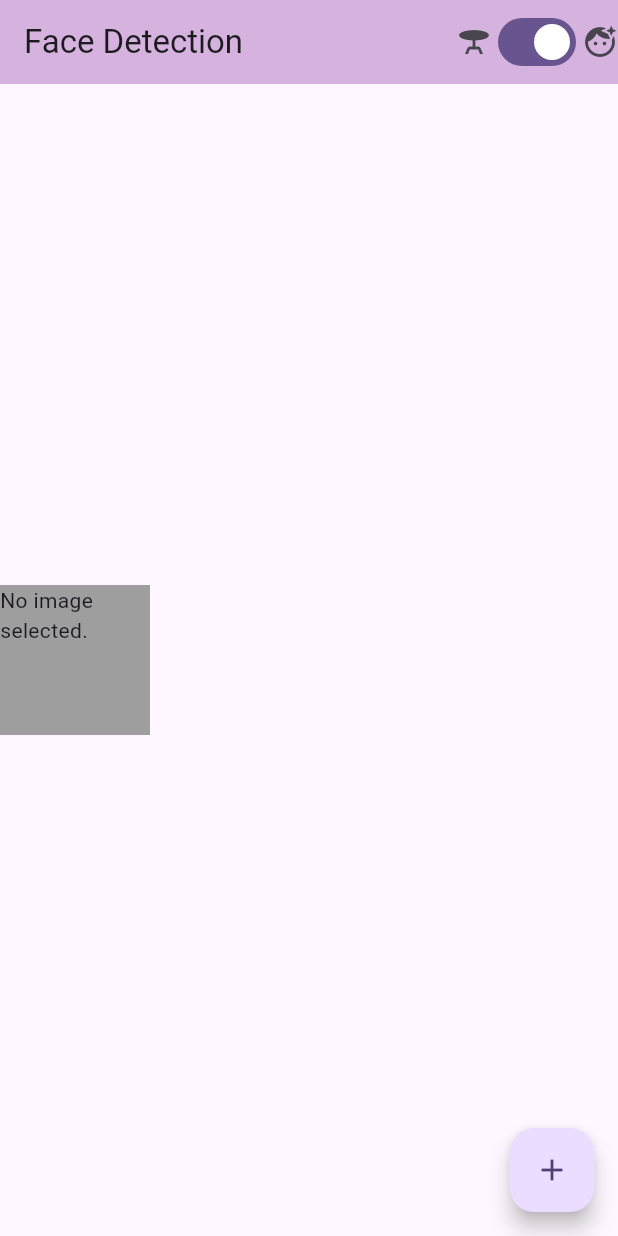
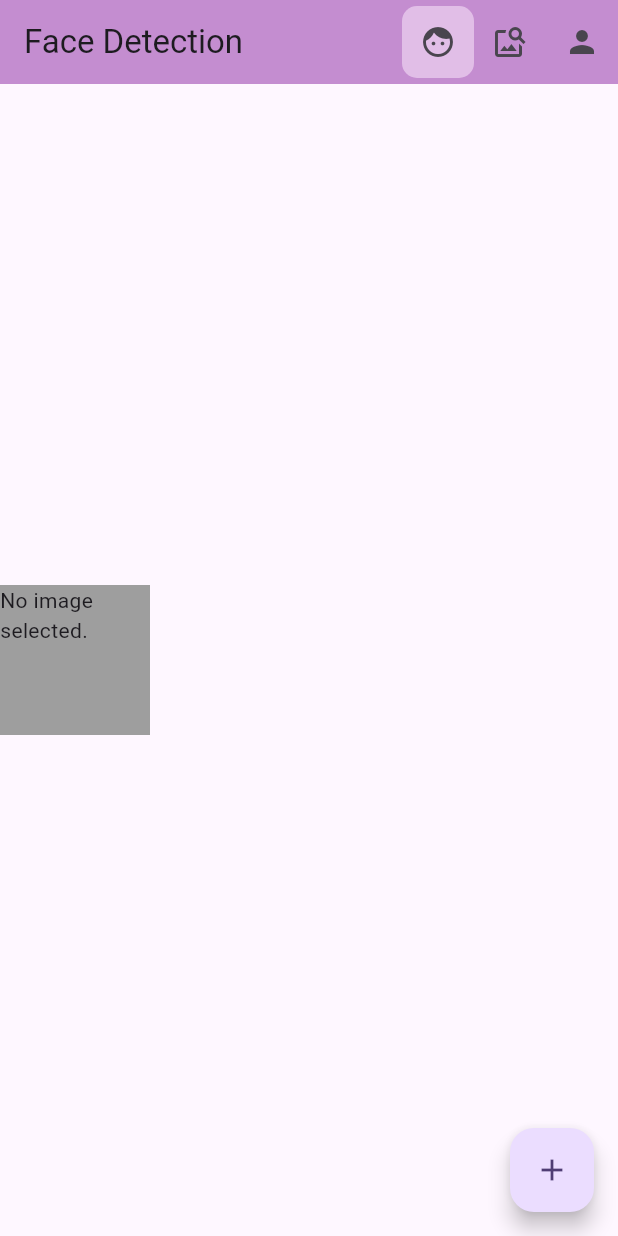
Before and after one commit to tumai-makeathon/app, a Flutter app: the screen it shows after launch, on a phone screen of 412 x 824 dp. Run offline on Flutter 3.47's test engine with Material 3 defaults, Android fonts, the phone set to English and light mode, and no system bars; our stand-ins replace camera, firebase_core, image_picker; missing offline and left inert: google_mlkit_face_detection, google_mlkit_object_detection, google_mlkit_pose_detection; accounts and stored records are empty.

Commit message:
video stream with position detection

```diff
--- a/lib/main.dart
+++ b/lib/main.dart
@@ -5,6 +5,7 @@ import 'package:firebase_core/firebase_core.dart';
 import 'package:google_mlkit_face_detection/google_mlkit_face_detection.dart';
 import 'package:image_picker/image_picker.dart';
 import 'package:tum_ai/object_detection.dart';
+import 'package:tum_ai/position_detection.dart';
 import 'face_detection.dart';
 import 'firebase_options.dart';
 
@@ -23,12 +24,37 @@ class MyApp extends StatefulWidget {
   State<MyApp> createState() => _MyAppState();
 }
 
+enum ScreenSelection { face, object, pose }
+
+extension ScreenSelectionExtension on ScreenSelection {
+  String get name {
+    switch (this) {
+      case ScreenSelection.face:
+        return 'Face Detection';
+      case ScreenSelection.object:
+        return 'Object Detection';
+      case ScreenSelection.pose:
+        return 'Pose Detection';
+    }
+  }
+
+  IconData get icon {
+    switch (this) {
+      case ScreenSelection.face:
+        return Icons.face;
+      case ScreenSelection.object:
+        return Icons.image_search;
+      case ScreenSelection.pose:
+        return Icons.person;
+    }
+  }
+}
+
 class _MyAppState extends State<MyApp> {
-  bool _isFaceDetection = true;
-
-  void _toggleDetection() {
+  ScreenSelection _selectedScreen = ScreenSelection.face;
+  void setSelectedScreen(ScreenSelection screen) {
     setState(() {
-      _isFaceDetection = !_isFaceDetection;
+      _selectedScreen = screen;
     });
   }
 
@@ -43,25 +69,63 @@ class _MyAppState extends State<MyApp> {
       ),
       home: Scaffold(
           appBar: AppBar(
-            backgroundColor: Colors.purple.shade100,
+            backgroundColor: Colors.purple.shade200,
             elevation: 5,
-            title:  Text(_isFaceDetection?"Face Detection":'Object Detection'),
+            title: Text(_selectedScreen.name),
             actions: [
-              Icon(Icons.table_bar),
-              Switch(
-                value: _isFaceDetection,
-                onChanged: (value) {
-                  _toggleDetection();
-                },
+              SelectableIconButton(
+                screen: ScreenSelection.face,
+                setSelectedScreen: setSelectedScreen,
+                isSelected: _selectedScreen == ScreenSelection.face,
               ),
-              const Icon(Icons.face_retouching_natural),
+              SelectableIconButton(
+                screen: ScreenSelection.object,
+                setSelectedScreen: setSelectedScreen,
+                isSelected: _selectedScreen == ScreenSelection.object,
+              ),
+              SelectableIconButton(
+                screen: ScreenSelection.pose,
+                setSelectedScreen: setSelectedScreen,
+                isSelected: _selectedScreen == ScreenSelection.pose,
+              ),
             ],
           ),
-          body: _isFaceDetection?
-          FaceDetectionPage(
-              initialWidth: MediaQuery.of(context).size.width):
-          ObjectDetectionPage(
-              initialWidth: MediaQuery.of(context).size.width)),
+          body: _selectedScreen == ScreenSelection.face
+              ? FaceDetectionPage(
+                  initialWidth: MediaQuery.of(context).size.width)
+              : _selectedScreen == ScreenSelection.object
+                  ? ObjectDetectionPage(
+                      initialWidth: MediaQuery.of(context).size.width)
+                  : PoseDetectionPage(
+                      initialWidth: MediaQuery.of(context).size.width)),
     );
   }
 }
+
+class SelectableIconButton extends StatelessWidget {
+  final bool isSelected;
+  final ScreenSelection screen;
+  final Function(ScreenSelection) setSelectedScreen;
+  const SelectableIconButton(
+      {Key? key,
+      required this.screen,
+      required this.setSelectedScreen,
+      required this.isSelected})
+      : super(key: key);
+
+  @override
+  Widget build(BuildContext context) {
+    return Container(
+      decoration: BoxDecoration(
+        color: isSelected ? Colors.purple.shade100 : Colors.transparent,
+        borderRadius: BorderRadius.circular(10),
+      ),
+      child: IconButton(
+        icon: Icon(screen.icon),
+        onPressed: () {
+          setSelectedScreen(screen);
+        },
+      ),
+    );
+  }
+}
--- a/lib/object_detection.dart
+++ b/lib/object_detection.dart
@@ -20,6 +20,12 @@ class _ObjectDetectionPageState extends State<ObjectDetectionPage> {
   double scaleFactorHeight = 1;
   double scaleFactorWidth = 1;
   XFile? currentImageFile;
+
+  @override
+  void initState() {
+    super.initState();
+    width = widget.initialWidth;
+  }
 
   void _incrementCounter() async {
     width = widget.initialWidth;
--- a/pubspec.yaml
+++ b/pubspec.yaml
@@ -39,6 +39,8 @@ dependencies:
   image_picker: 1.0.8
   google_mlkit_face_detection: ^0.9.0
   google_mlkit_object_detection: ^0.11.0
+  google_mlkit_pose_detection: ^0.10.0
+  camera: ^0.10.5+9
 
 dev_dependencies:
   flutter_test:
```
Also changed, not shown: lib/position_detection.dart (added, +137 -0 lines), pubspec.lock.
